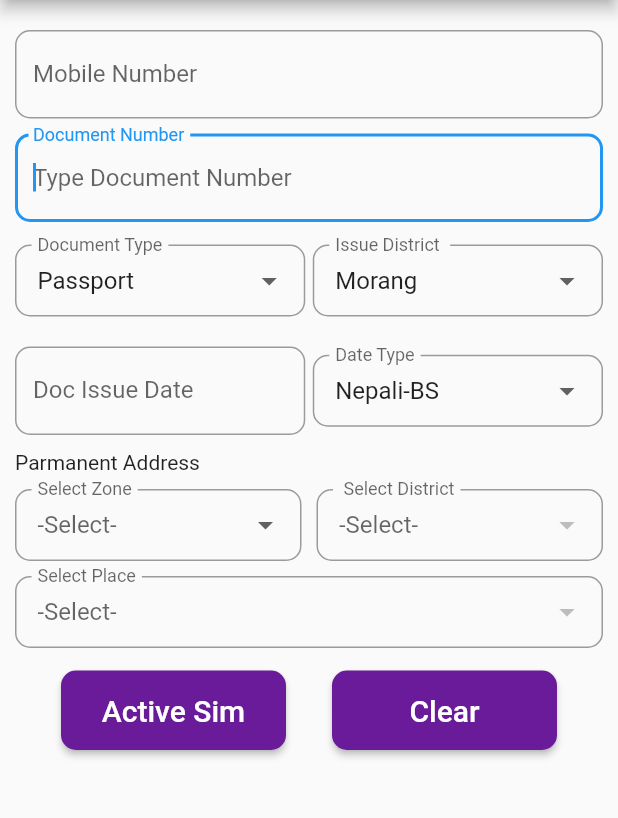
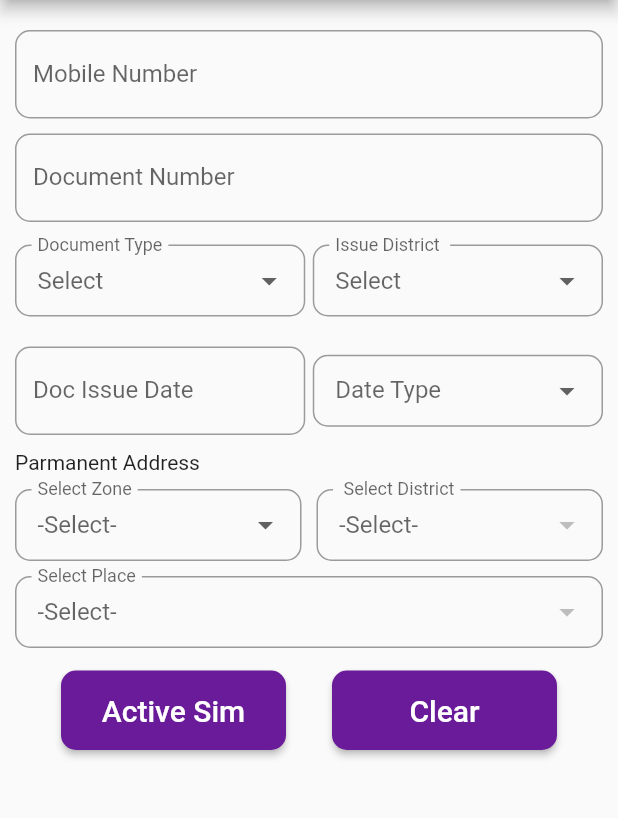
Before and after one commit to tulashiluniya/simactivator, a Flutter app: the screen it shows after launch, on a phone screen of 412 x 824 dp, the part 84-902 px from its top. Run offline on Flutter 3.47's test engine with Material 2 defaults, Android fonts, the phone set to English and light mode, and no system bars; missing offline and left inert: flutter_sms.

Commit message:
no changes

```diff
--- a/lib/SimActivation.dart
+++ b/lib/SimActivation.dart
@@ -13,11 +13,10 @@ class SimActivation extends StatefulWidget {
 
 class _SimActivationState extends State<SimActivation> {
   final GlobalKey<FormState> _formKeyValue = new GlobalKey<FormState>();
-
+//Parmanent Address Dropdown List
   List zoneList = List();
   List districtList = List();
   List placesList = List();
-
   List tempDistrictList = List();
   List tempPlaceList = List();
 
@@ -60,16 +59,16 @@ class _SimActivationState extends State<SimActivation> {
   final docNumberControll = TextEditingController();
   //list of docs types
   var _docTypeList = ["Passport", "Citizenship", "License", "Voter ID"];
-  var _currentSelectedDocType = "Passport";
+  var _currentSelectedDocType ;
   var _docTypeValue = "0";
 
   //List of Issue District
 
-  var _currentSelectedIssueDistrict = "Morang";
+  var _currentSelectedIssueDistrict;
 
   //List of date types
   var _issueDateTypeList = ["Nepali-BS", "English-AD"];
-  var _currentSelectedIssueDateType = "Nepali-BS";
+  var _currentSelectedIssueDateType ;
   var _issueDateTypeValue = "N";
 
   //for changing focus
@@ -92,6 +91,8 @@ class _SimActivationState extends State<SimActivation> {
         children: <Widget>[
           //Mobile Number Text Field
           TextFormField(
+
+
               controller: numberControll,
               decoration: InputDecoration(
                   labelText: "Mobile Number",
@@ -119,7 +120,6 @@ class _SimActivationState extends State<SimActivation> {
                 hintText: "Type Document Number",
                 border: OutlineInputBorder(
                     borderRadius: BorderRadius.all(Radius.circular(10.0)))),
-            autofocus: true,
               keyboardType: TextInputType.number,
             inputFormatters: <TextInputFormatter>[
               WhitelistingTextInputFormatter.digitsOnly,
@@ -138,9 +138,11 @@ class _SimActivationState extends State<SimActivation> {
               Flexible(
                 flex: 2,
                 child: DropdownButtonFormField<String>(
+
                   decoration: InputDecoration(
                       contentPadding: EdgeInsets.fromLTRB(15, 5, 5, 5),
                       labelText: "Document Type",
+                      hintText: "Select",
                       border: OutlineInputBorder(
                           borderRadius:
                               BorderRadius.all(Radius.circular(10.0)))),
@@ -213,16 +215,17 @@ class _SimActivationState extends State<SimActivation> {
           //  Date Type Drop Down
           Row(
             children: <Widget>[
-
               //Document Issue Date Text Field
-          Flexible(flex: 2,
+              Flexible(
+                flex: 2,
                 child: TextFormField(
                   controller: dateControll,
                   decoration: InputDecoration(
                       labelText: "Doc Issue Date",
                       hintText: "YYYYMMDD",
                       border: OutlineInputBorder(
-                      borderRadius: BorderRadius.all(Radius.circular(10.0)))),
+                          borderRadius:
+                              BorderRadius.all(Radius.circular(10.0)))),
                   keyboardType: TextInputType.number,
                   inputFormatters: <TextInputFormatter>[
                     LengthLimitingTextInputFormatter(8),
@@ -232,7 +235,9 @@ class _SimActivationState extends State<SimActivation> {
                 ),
               ),
 
-               SizedBox(width: 5,),
+              SizedBox(
+                width: 5,
+              ),
 
               Flexible(
                 flex: 2,
@@ -241,10 +246,12 @@ class _SimActivationState extends State<SimActivation> {
                       contentPadding: EdgeInsets.fromLTRB(15, 5, 5, 5),
                       labelText: "Date Type",
                       border: OutlineInputBorder(
-                          borderRadius: BorderRadius.all(Radius.circular(10.0)))),
+                          borderRadius:
+                              BorderRadius.all(Radius.circular(10.0)))),
                   items: _issueDateTypeList.map((String dropdownIssueDate) {
                     return DropdownMenuItem<String>(
-                        value: dropdownIssueDate, child: Text(dropdownIssueDate));
+                        value: dropdownIssueDate,
+                        child: Text(dropdownIssueDate));
                   }).toList(),
                   onChanged: (String newValueSelected) {
                     setState(() {
@@ -266,7 +273,6 @@ class _SimActivationState extends State<SimActivation> {
               ),
             ],
           ),
-
 
           SizedBox(
             height: 10.0,
@@ -356,7 +362,7 @@ class _SimActivationState extends State<SimActivation> {
                     borderRadius: BorderRadius.all(Radius.circular(10.0)))),
             items: tempPlaceList.map((item) {
               return DropdownMenuItem<String>(
-                value: item.id.toString(),
+                value: item.name,
                 child: Text(item.name),
               );
             }).toList(),
@@ -400,7 +406,7 @@ class _SimActivationState extends State<SimActivation> {
                               dateControll.text +
                               "*" +
                               _issueDateTypeValue +
-                              "*",
+                              "*"+_place,
                           _phone);
                     }),
               ),
```
Also changed, not shown: json/address.json (+44 -57 lines). Lines whose indentation alone changed are shown as unchanged.
